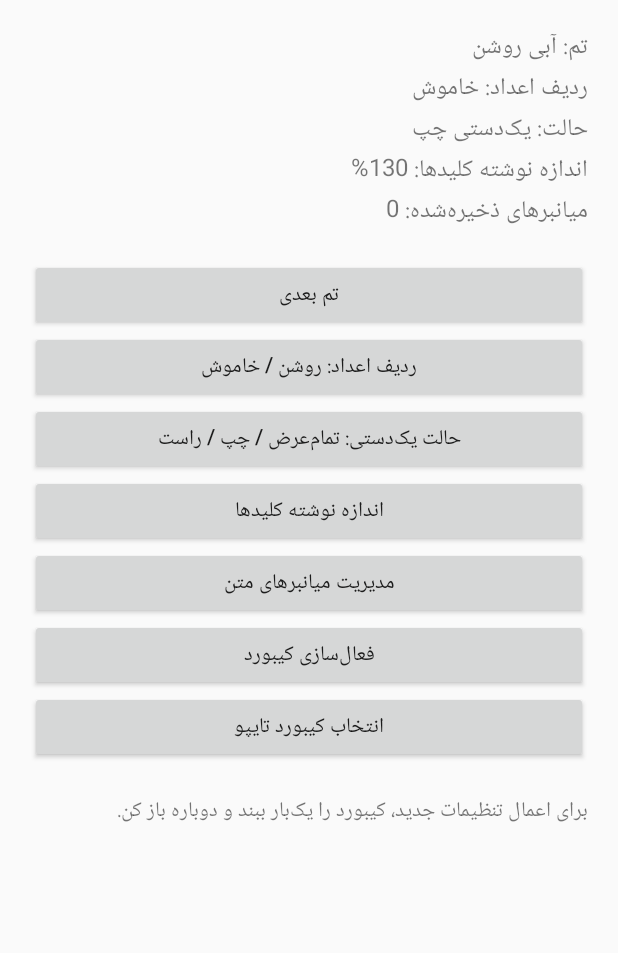
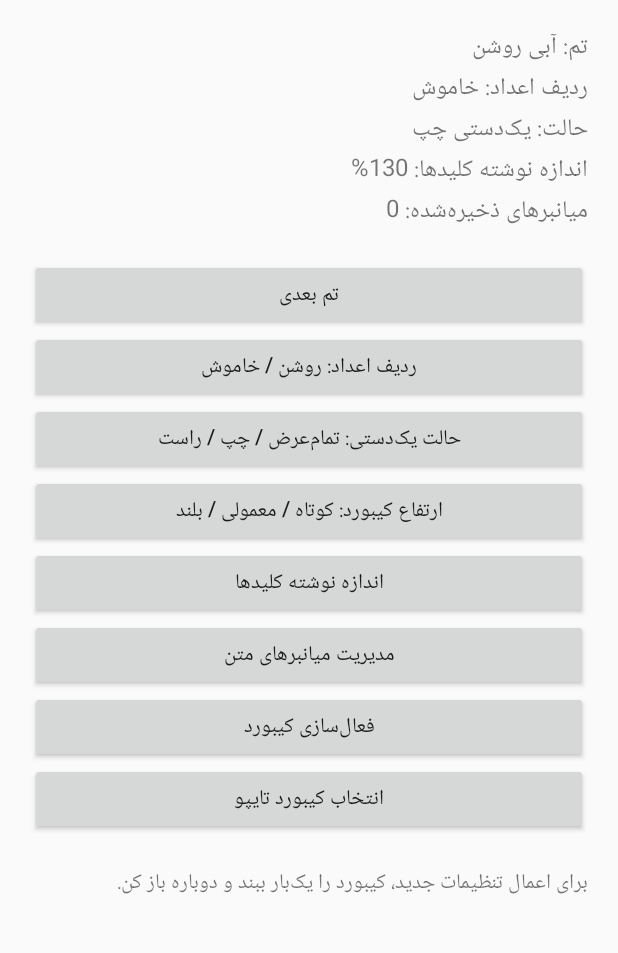
Before and after one commit to amiiinnn13-rgb/AminKeyboard, an Android app: the screen it shows after launch (MainActivity), after a tap on "حالت یک‌دستی: تمام‌عرض / چپ / راست", on a phone screen of 412 x 824 dp, the part 165-1118 px from its top. Run offline under Robolectric (Android 15) with nearby library versions, the phone set to English and light mode, and no system bars; 2 other taps on this screen came first.

Commit message:
Expose keyboard height presets in settings

```diff
--- a/app/src/main/java/com/amin/keyboard/MainActivity.java
+++ b/app/src/main/java/com/amin/keyboard/MainActivity.java
@@ -51,6 +51,11 @@ public class MainActivity extends Activity {
         addButton(root, "حالت یک‌دستی: تمام‌عرض / چپ / راست", v -> {
             int next = (prefs.getInt("one_hand", 0) + 1) % 3;
             prefs.edit().putInt("one_hand", next).apply();
+            refreshStatus();
+        });
+        addButton(root, "ارتفاع کیبورد: کوتاه / معمولی / بلند", v -> {
+            int next = (prefs.getInt("keyboard_height", 1) + 1) % 3;
+            prefs.edit().putInt("keyboard_height", next).apply();
             refreshStatus();
         });
         addButton(root, "اندازه نوشته کلیدها", v -> {
@@ -149,6 +154,8 @@ public class MainActivity extends Activity {
         String[] modes = {"تمام‌عرض", "یک‌دستی چپ", "یک‌دستی راست"};
         int mode = Math.max(0, Math.min(2, prefs.getInt("one_hand", 0)));
         float scale = prefs.getFloat("key_scale", 1.3f);
+        String[] heights = {"کوتاه", "معمولی", "بلند"};
+        int height = Math.max(0, Math.min(2, prefs.getInt("keyboard_height", 1)));
         int shortcuts = prefs.getStringSet("text_shortcuts", new HashSet<>()).size();
         status.setText("تم: " + themes[theme] +
                 "\nردیف اعداد: " + (prefs.getBoolean("number_row", true) ? "روشن" : "خاموش") +
```
